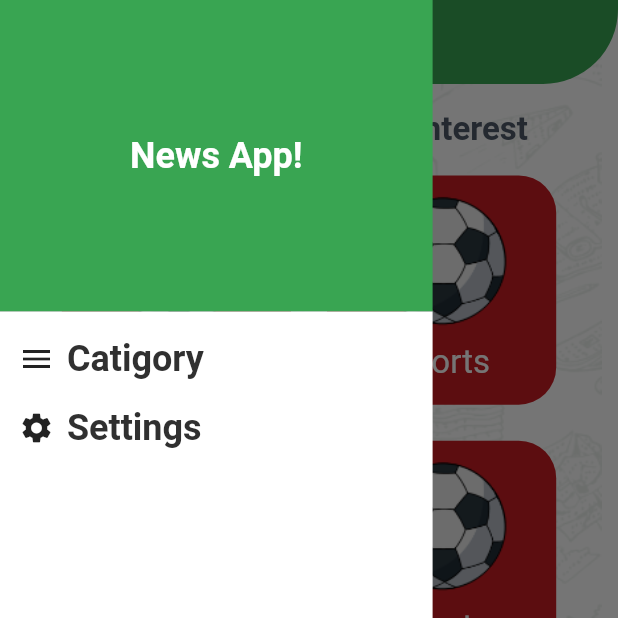
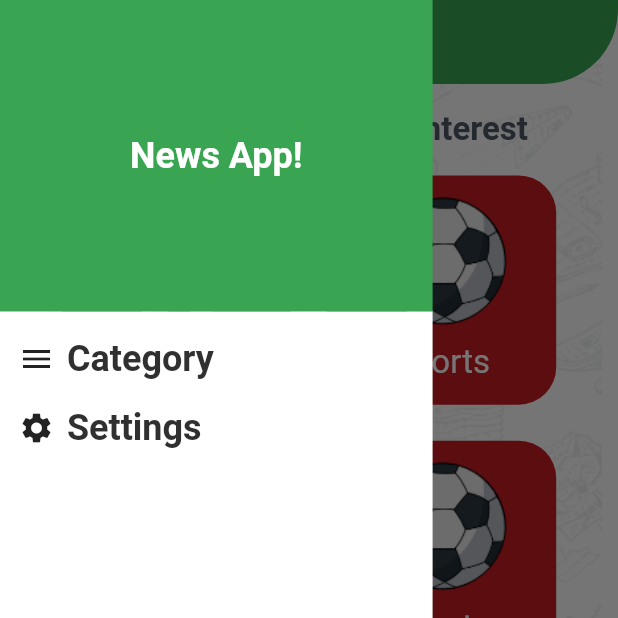
Before and after one commit to MariamNazer/News_App, a Flutter app: the screen it shows after launch, with the side drawer open, on a phone screen of 412 x 824 dp, the top half of it. Run offline on Flutter 3.47's test engine with Material 3 defaults, Android fonts, the phone set to English and light mode, and no system bars.

Commit message:
Finish tab UI

```diff
--- a/lib/app_theme.dart
+++ b/lib/app_theme.dart
@@ -23,5 +23,7 @@ class AppTheme {
       scaffoldBackgroundColor: Colors.transparent,
       textTheme: const TextTheme(
           titleLarge: TextStyle(
-              fontSize: 22, fontWeight: FontWeight.bold, color: white)));
+              fontSize: 22, fontWeight: FontWeight.bold, color: white),
+          titleSmall: TextStyle(
+              fontSize: 14, fontWeight: FontWeight.w400, color: black)));
 }
--- a/lib/categories/categories_grid.dart
+++ b/lib/categories/categories_grid.dart
@@ -4,7 +4,9 @@ import 'package:news_app/categories/category_item.dart';
 import 'package:news_app/models/category_model.dart';
 
 class CategoriesGrid extends StatelessWidget {
-  const CategoriesGrid({super.key});
+    void Function(CategoryModel) onCategorySelected;
+
+  CategoriesGrid({super.key, required this.onCategorySelected});
 
   @override
   Widget build(BuildContext context) {
@@ -40,10 +42,13 @@ class CategoriesGrid extends StatelessWidget {
                       mainAxisSpacing: 24,
                       crossAxisSpacing: 24),
                   itemCount: categories.length,
-                  itemBuilder: (_, index) => CategoryItem(
-                        index: index,
-                        categories: categories[index],
-                      )))
+                  itemBuilder: (_, index) => GestureDetector(
+                    onTap: ()=>onCategorySelected(categories[index]),
+                    child: CategoryItem(
+                          index: index,
+                          categories: categories[index],
+                        ),
+                  )))
         ],
       ),
     );
--- a/lib/drower/home_drower.dart
+++ b/lib/drower/home_drower.dart
@@ -4,7 +4,11 @@ import 'package:news_app/app_theme.dart';
 class HomeDrower extends StatelessWidget {
   double height;
   double width;
-  HomeDrower({required this.height, required this.width});
+  void Function(DrowerItems) onItemSelected;
+  HomeDrower(
+      {required this.height,
+      required this.width,
+      required this.onItemSelected});
 
   @override
   Widget build(BuildContext context) {
@@ -29,7 +33,9 @@ class HomeDrower extends StatelessWidget {
               child: Column(
                 children: [
                   GestureDetector(
-                    onTap: () {},
+                    onTap: () {
+                      onItemSelected(DrowerItems.categories);
+                    },
                     child: Row(
                       children: [
                         const Icon(Icons.menu),
@@ -37,7 +43,7 @@ class HomeDrower extends StatelessWidget {
                           width: width * 0.02,
                         ),
                         Text(
-                          'Catigory',
+                          'Category',
                           style:
                               titleLargeStyle?.copyWith(color: AppTheme.black),
                         )
@@ -48,7 +54,9 @@ class HomeDrower extends StatelessWidget {
                     height: height * 0.02,
                   ),
                   GestureDetector(
-                    onTap: () {},
+                    onTap: () {
+                      onItemSelected(DrowerItems.settings);
+                    },
                     child: Row(
                       children: [
                         const Icon(Icons.settings),
@@ -72,3 +80,5 @@ class HomeDrower extends StatelessWidget {
     );
   }
 }
+
+enum DrowerItems { categories, settings }
--- a/lib/home_screen.dart
+++ b/lib/home_screen.dart
@@ -1,12 +1,22 @@
 import 'package:flutter/material.dart';
 import 'package:news_app/app_theme.dart';
 import 'package:news_app/categories/categories_grid.dart';
+import 'package:news_app/categories/category_details.dart';
 import 'package:news_app/drower/home_drower.dart';
+import 'package:news_app/models/category_model.dart';
+import 'package:news_app/settings/settings_tab.dart';
 
-class HomeScreen extends StatelessWidget {
+class HomeScreen extends StatefulWidget {
   static const String routeName = "/home";
+  const HomeScreen({super.key});
 
-  const HomeScreen({super.key});
+  @override
+  State<HomeScreen> createState() => _HomeScreenState();
+}
+
+class _HomeScreenState extends State<HomeScreen> {
+  DrowerItems selectedDrowerItem = DrowerItems.categories;
+  CategoryModel? selectedCategory;
   @override
   Widget build(BuildContext context) {
     double height = MediaQuery.of(context).size.height;
@@ -18,12 +28,38 @@ class HomeScreen extends StatelessWidget {
               DecorationImage(image: AssetImage('assets/images/pattern.png'))),
       child: Scaffold(
         appBar: AppBar(
-            title: const Text(
-          'News App',
+            title: Text(
+          selectedCategory != null
+              ? selectedCategory!.name
+              : selectedDrowerItem == DrowerItems.categories
+                  ? 'News App'
+                  : 'Settings',
         )),
-        drawer:  HomeDrower(height: height,width: width),
-        body: const CategoriesGrid(),
+        drawer: HomeDrower(
+          height: height,
+          width: width,
+          onItemSelected: onDrowerItemSelecteg,
+        ),
+        body: selectedCategory != null
+            ? CategoryDetails(catygoryId: selectedCategory!.id)
+            : selectedDrowerItem == DrowerItems.categories
+                ? CategoriesGrid(
+                    onCategorySelected: onCategorySelected,
+                  )
+                : SettingsTab(),
       ),
     );
   }
+
+  void onDrowerItemSelecteg(DrowerItems item) {
+    selectedDrowerItem = item;
+    selectedCategory = null;
+    setState(() {});
+    Navigator.of(context).pop();
+  }
+
+  void onCategorySelected(CategoryModel category) {
+    selectedCategory = category;
+    setState(() {});
+  }
 }
--- /dev/null
+++ b/lib/models/source.dart
@@ -0,0 +1,5 @@
+class Source {
+  String name;
+  String id;
+  Source({required this.name, required this.id});
+}
```
Also changed, not shown: lib/categories/category_details.dart (added, +23 -0 lines), lib/settings/settings_tab.dart (added, +10 -0 lines), lib/tabs/sources_tabs.dart (added, +42 -0 lines), lib/tabs/tab_item.dart (added, +26 -0 lines).
